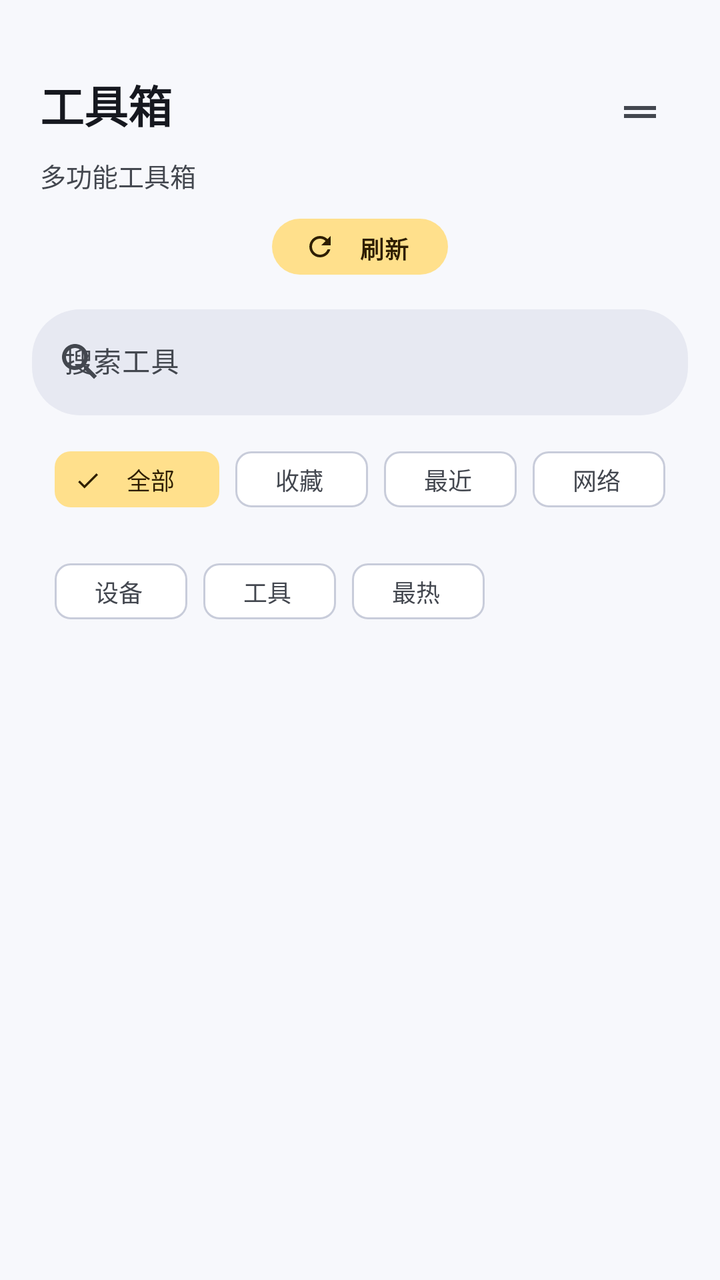
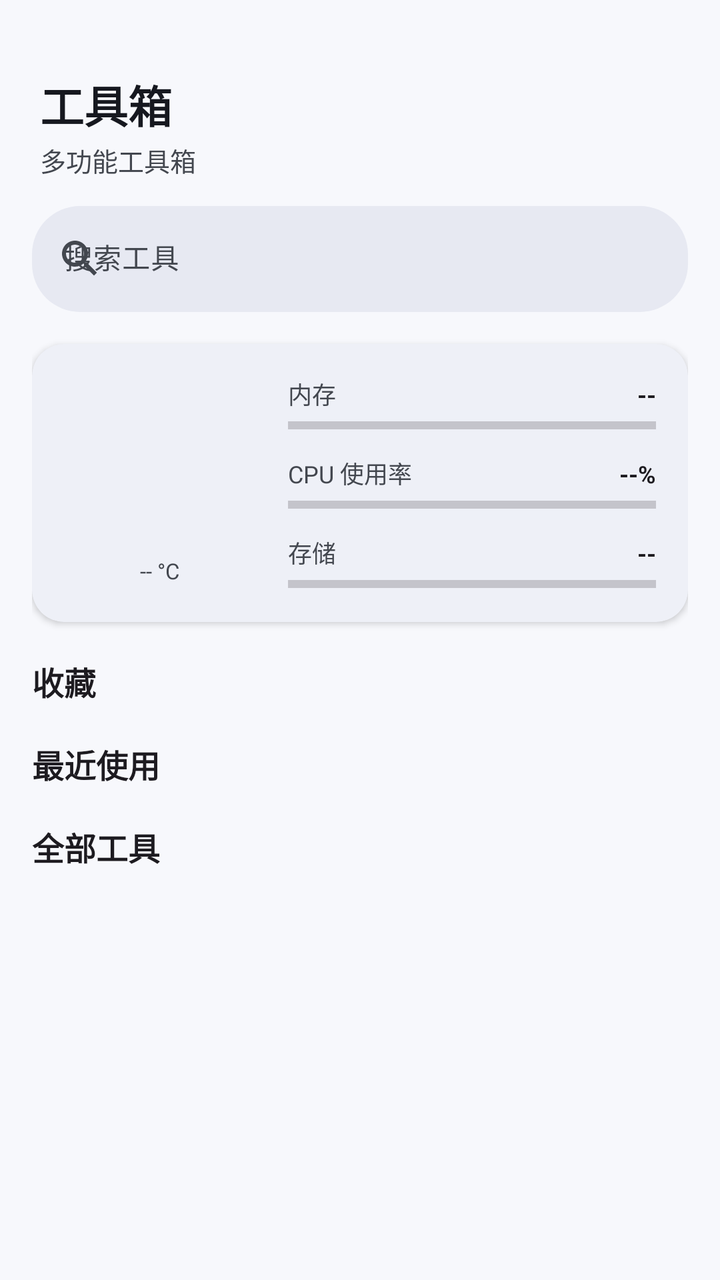

The first picture is an Android layout as it rendered before a commit; the second is the same layout after the commit. The layout source and the unified diff follow.
<!-- AndroidManifest.xml: application theme Theme.GameMatrixApp -->
<!-- res/layout/fragment_tools.xml -->
<?xml version="1.0" encoding="utf-8"?>

<LinearLayout xmlns:android="http://schemas.android.com/apk/res/android"
    xmlns:app="http://schemas.android.com/apk/res-auto"
    android:layout_width="match_parent"
    android:layout_height="match_parent"
    android:background="?android:attr/colorBackground"
    android:orientation="vertical"
    android:paddingTop="@dimen/gm_spacing_6">

    
    <androidx.constraintlayout.widget.ConstraintLayout
        android:layout_width="match_parent"
        android:layout_height="wrap_content"
        android:layout_marginStart="@dimen/gm_spacing_5"
        android:layout_marginEnd="@dimen/gm_spacing_5"
        android:layout_marginTop="@dimen/gm_spacing_3">

        <TextView
            android:id="@+id/tv_tools_title"
            android:layout_width="wrap_content"
            android:layout_height="wrap_content"
            android:text="@string/tools_title"
            android:textAppearance="@style/TextAppearance.GameMatrix.Title"
            android:textSize="22sp"
            app:layout_constraintStart_toStartOf="parent"
            app:layout_constraintTop_toTopOf="parent" />

        <ImageButton
            android:id="@+id/btn_tools_layout"
            android:layout_width="40dp"
            android:layout_height="40dp"
            android:background="?attr/selectableItemBackgroundBorderless"
            android:contentDescription="布局"
            android:padding="@dimen/gm_spacing_2"
            android:src="@drawable/ic_drag_handle"
            app:tint="?attr/colorOnSurfaceVariant"
            app:layout_constraintEnd_toEndOf="parent"
            app:layout_constraintTop_toTopOf="parent" />

    </androidx.constraintlayout.widget.ConstraintLayout>

    <TextView
        android:id="@+id/tv_tools_subtitle"
        android:layout_width="wrap_content"
        android:layout_height="wrap_content"
        android:layout_marginStart="@dimen/gm_spacing_5"
        android:layout_marginTop="2dp"
        android:text="多功能工具箱"
        android:textAppearance="@style/TextAppearance.GameMatrix.Subtitle"
        android:textSize="13sp" />

    
    <com.google.android.material.button.MaterialButton
        android:id="@+id/btn_refresh"
        style="@style/Widget.GameMatrix.Button.Tonal"
        android:layout_width="wrap_content"
        android:layout_height="36dp"
        android:layout_gravity="center_horizontal"
        android:layout_marginTop="@dimen/gm_spacing_2"
        android:text="@string/refresh"
        android:textSize="12sp"
        app:icon="@drawable/ic_refresh"
        app:iconSize="16dp" />

    
    <com.google.android.material.textfield.TextInputLayout
        android:id="@+id/tool_search_layout"
        style="@style/Widget.GameMatrix.Search"
        android:layout_width="match_parent"
        android:layout_height="wrap_content"
        android:layout_marginStart="@dimen/gm_spacing_4"
        android:layout_marginTop="@dimen/gm_spacing_2"
        android:layout_marginEnd="@dimen/gm_spacing_4"
        android:hint="搜索工具"
        app:startIconDrawable="@drawable/ic_search">

        <com.google.android.material.textfield.TextInputEditText
            android:id="@+id/et_tool_search"
            android:layout_width="match_parent"
            android:layout_height="wrap_content"
            android:inputType="text"
            android:maxLines="1"
            android:singleLine="true"
            android:textSize="14sp" />

    </com.google.android.material.textfield.TextInputLayout>

    
    <com.google.android.material.chip.ChipGroup
        android:id="@+id/tool_filter_chips"
        android:layout_width="wrap_content"
        android:layout_height="wrap_content"
        android:layout_gravity="center_horizontal"
        android:layout_marginTop="@dimen/gm_spacing_2"
        android:paddingStart="@dimen/gm_spacing_4"
        android:paddingEnd="@dimen/gm_spacing_4"
        app:singleSelection="true"
        app:checkedChip="@id/chip_filter_all">

        <com.google.android.material.chip.Chip
            android:id="@+id/chip_filter_all"
            style="@style/Widget.GameMatrix.Chip"
            android:layout_width="wrap_content"
            android:layout_height="wrap_content"
            android:text="全部"
            android:checked="true" />

        <com.google.android.material.chip.Chip
            android:id="@+id/chip_filter_favorites"
            style="@style/Widget.GameMatrix.Chip"
            android:layout_width="wrap_content"
            android:layout_height="wrap_content"
            android:text="收藏" />

        <com.google.android.material.chip.Chip
            android:id="@+id/chip_filter_recent"
            style="@style/Widget.GameMatrix.Chip"
            android:layout_width="wrap_content"
            android:layout_height="wrap_content"
            android:text="最近" />

        
        <com.google.android.material.chip.Chip
            android:id="@+id/chip_filter_network"
            style="@style/Widget.GameMatrix.Chip"
            android:layout_width="wrap_content"
            android:layout_height="wrap_content"
            android:text="网络" />

        <com.google.android.material.chip.Chip
            android:id="@+id/chip_filter_device"
            style="@style/Widget.GameMatrix.Chip"
            android:layout_width="wrap_content"
            android:layout_height="wrap_content"
            android:text="设备" />

        <com.google.android.material.chip.Chip
            android:id="@+id/chip_filter_tool"
            style="@style/Widget.GameMatrix.Chip"
            android:layout_width="wrap_content"
            android:layout_height="wrap_content"
            android:text="工具" />

        <com.google.android.material.chip.Chip
            android:id="@+id/chip_filter_hot"
            style="@style/Widget.GameMatrix.Chip"
            android:layout_width="wrap_content"
            android:layout_height="wrap_content"
            android:text="最热" />

    </com.google.android.material.chip.ChipGroup>

    <androidx.recyclerview.widget.RecyclerView
        android:id="@+id/rv_tools"
        android:layout_width="match_parent"
        android:layout_height="match_parent"
        android:clipToPadding="false"
        android:padding="@dimen/gm_spacing_3"
        app:layoutManager="androidx.recyclerview.widget.GridLayoutManager"
        app:spanCount="2" />

</LinearLayout>
<!-- resources referenced by this layout -->
<resources>
  <dimen name="gm_spacing_2">8dp</dimen>
  <dimen name="gm_spacing_3">12dp</dimen>
  <dimen name="gm_spacing_4">16dp</dimen>
  <dimen name="gm_spacing_5">20dp</dimen>
  <dimen name="gm_spacing_6">24dp</dimen>
  <!-- drawable ic_drag_handle (drawable) -->
  <?xml version="1.0" encoding="utf-8"?>
  <vector xmlns:android="http://schemas.android.com/apk/res/android"
      android:width="24dp"
      android:height="24dp"
      android:viewportWidth="24"
      android:viewportHeight="24">
      
      <path
          android:fillColor="#5F6368"
          android:pathData="M20,9H4v2h16V9zM20,13H4v2h16V13z" />
  </vector>
  <!-- drawable ic_refresh (drawable) -->
  <?xml version="1.0" encoding="utf-8"?>
  <vector xmlns:android="http://schemas.android.com/apk/res/android"
      android:width="24dp"
      android:height="24dp"
      android:viewportWidth="24"
      android:viewportHeight="24">
      
      <path
          android:fillColor="?attr/colorControlNormal"
          android:pathData="M17.65,6.35C16.2,4.9 14.21,4 12,4
                         c-4.42,0 -7.99,3.58 -7.99,8s3.57,8 7.99,8
                         c3.73,0 6.84,-2.55 7.73,-6h-2.08
                         c-0.82,2.33 -3.04,4 -5.65,4c-3.31,0 -6,-2.69 -6,-6
                         s2.69,-6 6,-6c1.66,0 3.14,0.69 4.22,1.78L13,11h7V4L17.65,6.35z" />
  </vector>
  <string name="refresh">刷新</string>
  <string name="tools_title">工具箱</string>
  <style name="Widget.GameMatrix.Button.Tonal" parent="Widget.Material3.Button.TonalButton">
          <item name="android:minHeight">36dp</item>
          <item name="minHeight">36dp</item>
          <item name="android:paddingTop">6dp</item>
          <item name="android:paddingBottom">6dp</item>
          <item name="android:paddingStart">16dp</item>
          <item name="android:paddingEnd">16dp</item>
          <item name="android:textAllCaps">false</item>
          <item name="cornerRadius">18dp</item>
          <item name="android:letterSpacing">0.01</item>
      </style>
  <style name="Widget.GameMatrix.Chip" parent="Widget.Material3.Chip.Filter">
          <item name="chipCornerRadius">@dimen/gm_radius_sm</item>
          <item name="chipMinHeight">28dp</item>
          <item name="textStartPadding">12dp</item>
          <item name="textEndPadding">12dp</item>
          <item name="android:textSize">12sp</item>
      </style>
  <dimen name="gm_radius_sm">8dp</dimen>
  <dimen name="gm_radius_xl">24dp</dimen>
  <color name="md_theme_primary">#3D5AFE</color>
  <color name="md_theme_on_primary">#FFFFFF</color>
  <color name="md_theme_primary_container">#DEE3FF</color>
  <color name="md_theme_secondary">#FFB300</color>
  <color name="md_theme_on_secondary">#1A1200</color>
  <color name="md_theme_tertiary">#00897B</color>
  <color name="md_theme_on_tertiary">#FFFFFF</color>
  <color name="md_theme_tertiary_container">#97D6CB</color>
  <color name="md_theme_surface">#FFFFFF</color>
  <color name="md_theme_on_surface">#16181F</color>
  <color name="md_theme_surface_variant">#E7E9F2</color>
  <color name="md_theme_on_surface_variant">#43474F</color>
  <color name="md_theme_surface_container">#E7E9F2</color>
  <color name="md_theme_background">#F7F8FC</color>
  <color name="md_theme_on_background">#16181F</color>
  <color name="md_theme_outline">#C8CCDA</color>
  <color name="md_theme_error">#D8392F</color>
  <color name="md_theme_on_error">#FFFFFF</color>
  <color name="md_theme_error_container">#F9DEDC</color>
  <color name="md_theme_on_error_container">#410E0B</color>
  <color name="colorSuccess">#1FA463</color>
  <color name="colorOnSuccess">#FFFFFF</color>
  <color name="colorSuccessContainer">#D1F4DE</color>
  <color name="colorOnSuccessContainer">#00210F</color>
  <color name="colorWarning">#E08A00</color>
  <color name="colorOnWarning">#FFFFFF</color>
  <color name="colorWarningContainer">#FFE0B0</color>
  <color name="colorOnWarningContainer">#271900</color>
  <color name="colorInfo">@color/md_theme_primary</color>
  <dimen name="gm_radius_lg">16dp</dimen>
  <dimen name="gm_elevation_1">1dp</dimen>
  <!-- unchanged entries left out for length: 17 -->
</resources>

<!-- the commit's change to res/layout/fragment_tools.xml (unified diff, before → after) -->
@@ -1,163 +1,363 @@
 <?xml version="1.0" encoding="utf-8"?>
-
-<LinearLayout xmlns:android="http://schemas.android.com/apk/res/android"
+<FrameLayout xmlns:android="http://schemas.android.com/apk/res/android"
     xmlns:app="http://schemas.android.com/apk/res-auto"
+    android:id="@+id/fl_tools_root"
     android:layout_width="match_parent"
     android:layout_height="match_parent"
-    android:background="?android:attr/colorBackground"
-    android:orientation="vertical"
-    android:paddingTop="@dimen/gm_spacing_6">
-
-    
-    <androidx.constraintlayout.widget.ConstraintLayout
+    android:background="?android:attr/colorBackground">
+
+    <LinearLayout
+        android:id="@+id/ll_tools_hub"
         android:layout_width="match_parent"
-        android:layout_height="wrap_content"
-        android:layout_marginStart="@dimen/gm_spacing_5"
-        android:layout_marginEnd="@dimen/gm_spacing_5"
-        android:layout_marginTop="@dimen/gm_spacing_3">
+        android:layout_height="match_parent"
+        android:orientation="vertical"
+        android:paddingTop="@dimen/gm_spacing_6">
 
         <TextView
             android:id="@+id/tv_tools_title"
             android:layout_width="wrap_content"
             android:layout_height="wrap_content"
+            android:layout_marginStart="@dimen/gm_spacing_5"
+            android:layout_marginTop="@dimen/gm_spacing_3"
             android:text="@string/tools_title"
             android:textAppearance="@style/TextAppearance.GameMatrix.Title"
-            android:textSize="22sp"
-            app:layout_constraintStart_toStartOf="parent"
-            app:layout_constraintTop_toTopOf="parent" />
-
-        <ImageButton
-            android:id="@+id/btn_tools_layout"
-            android:layout_width="40dp"
-            android:layout_height="40dp"
-            android:background="?attr/selectableItemBackgroundBorderless"
-            android:contentDescription="布局"
-            android:padding="@dimen/gm_spacing_2"
-            android:src="@drawable/ic_drag_handle"
-            app:tint="?attr/colorOnSurfaceVariant"
-            app:layout_constraintEnd_toEndOf="parent"
-            app:layout_constraintTop_toTopOf="parent" />
-
-    </androidx.constraintlayout.widget.ConstraintLayout>
-
-    <TextView
-        android:id="@+id/tv_tools_subtitle"
-        android:layout_width="wrap_content"
-        android:layout_height="wrap_content"
-        android:layout_marginStart="@dimen/gm_spacing_5"
-        android:layout_marginTop="2dp"
-        android:text="多功能工具箱"
-        android:textAppearance="@style/TextAppearance.GameMatrix.Subtitle"
-        android:textSize="13sp" />
-
-    
-    <com.google.android.material.button.MaterialButton
-        android:id="@+id/btn_refresh"
-        style="@style/Widget.GameMatrix.Button.Tonal"
-        android:layout_width="wrap_content"
-        android:layout_height="36dp"
-        android:layout_gravity="center_horizontal"
-        android:layout_marginTop="@dimen/gm_spacing_2"
-        android:text="@string/refresh"
-        android:textSize="12sp"
-        app:icon="@drawable/ic_refresh"
-        app:iconSize="16dp" />
-
-    
-    <com.google.android.material.textfield.TextInputLayout
-        android:id="@+id/tool_search_layout"
-        style="@style/Widget.GameMatrix.Search"
+            android:textSize="22sp" />
+
+        <TextView
+            android:id="@+id/tv_tools_subtitle"
+            android:layout_width="wrap_content"
+            android:layout_height="wrap_content"
+            android:layout_marginStart="@dimen/gm_spacing_5"
+            android:layout_marginTop="2dp"
+            android:text="多功能工具箱"
+            android:textAppearance="@style/TextAppearance.GameMatrix.Subtitle"
+            android:textSize="13sp" />
+
+        <com.google.android.material.textfield.TextInputLayout
+            android:id="@+id/tool_search_layout"
+            style="@style/Widget.GameMatrix.Search"
+            android:layout_width="match_parent"
+            android:layout_height="wrap_content"
+            android:layout_marginStart="@dimen/gm_spacing_4"
+            android:layout_marginTop="@dimen/gm_spacing_2"
+            android:layout_marginEnd="@dimen/gm_spacing_4"
+            android:hint="搜索工具"
+            app:startIconDrawable="@drawable/ic_search">
+
+            <com.google.android.material.textfield.TextInputEditText
+                android:id="@+id/et_tool_search"
+                android:layout_width="match_parent"
+                android:layout_height="wrap_content"
+                android:inputType="text"
+                android:maxLines="1"
+                android:singleLine="true"
+                android:textSize="14sp" />
+
+        </com.google.android.material.textfield.TextInputLayout>
+
+        <ScrollView
+            android:id="@+id/sv_hub_content"
+            android:layout_width="match_parent"
+            android:layout_height="0dp"
+            android:layout_marginTop="@dimen/gm_spacing_2"
+            android:layout_weight="1"
+            android:clipToPadding="false"
+            android:fillViewport="true"
+            android:paddingBottom="24dp">
+
+            <LinearLayout
+                android:layout_width="match_parent"
+                android:layout_height="wrap_content"
+                android:orientation="vertical"
+                android:paddingStart="@dimen/gm_spacing_4"
+                android:paddingEnd="@dimen/gm_spacing_4">
+
+                <include
+                    android:id="@+id/toolbox_dashboard"
+                    layout="@layout/item_toolbox_dashboard" />
+
+                <LinearLayout
+                    android:id="@+id/ll_fav_block"
+                    android:layout_width="match_parent"
+                    android:layout_height="wrap_content"
+                    android:orientation="vertical">
+
+                    <TextView
+                        android:id="@+id/tv_favorites_header"
+                        android:layout_width="wrap_content"
+                        android:layout_height="wrap_content"
+                        android:layout_marginTop="18dp"
+                        android:text="收藏"
+                        android:textColor="?android:attr/textColorPrimary"
+                        android:textSize="16sp"
+                        android:textStyle="bold" />
+                </LinearLayout>
+
+                <LinearLayout
+                    android:id="@+id/ll_recent_block"
+                    android:layout_width="match_parent"
+                    android:layout_height="wrap_content"
+                    android:orientation="vertical">
+
+                    <TextView
+                        android:id="@+id/tv_recent_header"
+                        android:layout_width="wrap_content"
+                        android:layout_height="wrap_content"
+                        android:layout_marginTop="18dp"
+                        android:text="最近使用"
+                        android:textColor="?android:attr/textColorPrimary"
+                        android:textSize="16sp"
+                        android:textStyle="bold" />
+                </LinearLayout>
+
+                <TextView
+                    android:id="@+id/tv_sections_header"
+                    android:layout_width="wrap_content"
+                    android:layout_height="wrap_content"
+                    android:layout_marginTop="18dp"
+                    android:text="全部工具"
+                    android:textColor="?android:attr/textColorPrimary"
+                    android:textSize="16sp"
+                    android:textStyle="bold" />
+
+                <TextView
+                    android:id="@+id/tv_tools_empty"
+                    android:layout_width="match_parent"
+                    android:layout_height="wrap_content"
+                    android:gravity="center"
+                    android:paddingTop="32dp"
+                    android:paddingBottom="32dp"
+                    android:text="未找到匹配的工具"
+                    android:textColor="?attr/colorOnSurfaceVariant"
+                    android:textSize="14sp"
+                    android:visibility="gone" />
+
+                <LinearLayout
+                    android:id="@+id/ll_sections"
+                    android:layout_width="match_parent"
+                    android:layout_height="wrap_content"
+                    android:orientation="vertical" />
+
+            </LinearLayout>
+        </ScrollView>
+
+    </LinearLayout>
+
+    <LinearLayout
+        android:id="@+id/fl_tool_workspace"
+        android:layout_width="match_parent"
+        android:layout_height="match_parent"
+        android:background="?android:attr/colorBackground"
+        android:orientation="vertical"
+        android:visibility="gone">
+
+        <LinearLayout
+            android:layout_width="match_parent"
+            android:layout_height="52dp"
+            android:gravity="center_vertical"
+            android:orientation="horizontal"
+            android:paddingStart="8dp"
+            android:paddingEnd="8dp">
+
+            <ImageButton
+                android:id="@+id/ib_ws_back"
+                android:layout_width="40dp"
+                android:layout_height="40dp"
+                android:background="?attr/selectableItemBackgroundBorderless"
+                android:contentDescription="返回"
+                android:src="@drawable/ic_back"
+                app:tint="?attr/colorOnSurfaceVariant" />
+
+            <TextView
+                android:id="@+id/tv_ws_title"
+                android:layout_width="0dp"
+                android:layout_height="wrap_content"
+                android:layout_marginStart="8dp"
+                android:layout_weight="1"
+                android:ellipsize="end"
+                android:maxLines="1"
+                android:textColor="?android:attr/textColorPrimary"
+                android:textSize="18sp"
+                android:textStyle="bold" />
+
+            <ImageButton
+                android:id="@+id/ib_ws_fav"
+                android:layout_width="40dp"
+                android:layout_height="40dp"
+                android:background="?attr/selectableItemBackgroundBorderless"
+                android:contentDescription="收藏工具"
+                android:src="@drawable/ic_star_border" />
+
+        </LinearLayout>
+
+        <ScrollView
+            android:layout_width="match_parent"
+            android:layout_height="0dp"
+            android:layout_weight="1"
+            android:clipToPadding="false"
+            android:fillViewport="true">
+
+            <FrameLayout
+                android:id="@+id/fl_ws_content"
+                android:layout_width="match_parent"
+                android:layout_height="wrap_content"
+                android:paddingBottom="24dp" />
+
+        </ScrollView>
+
+    </LinearLayout>
+
+</FrameLayout>
+<!-- res/layout/item_toolbox_dashboard.xml (included above) -->
+<?xml version="1.0" encoding="utf-8"?>
+<com.google.android.material.card.MaterialCardView xmlns:android="http://schemas.android.com/apk/res/android"
+    xmlns:app="http://schemas.android.com/apk/res-auto"
+    android:id="@+id/dash_card"
+    android:layout_width="match_parent"
+    android:layout_height="wrap_content"
+    android:layout_marginTop="@dimen/gm_spacing_2"
+    app:cardCornerRadius="16dp"
+    app:cardElevation="2dp">
+
+    <LinearLayout
         android:layout_width="match_parent"
         android:layout_height="wrap_content"
-        android:layout_marginStart="@dimen/gm_spacing_4"
-        android:layout_marginTop="@dimen/gm_spacing_2"
-        android:layout_marginEnd="@dimen/gm_spacing_4"
-        android:hint="搜索工具"
-        app:startIconDrawable="@drawable/ic_search">
-
-        <com.google.android.material.textfield.TextInputEditText
-            android:id="@+id/et_tool_search"
-            android:layout_width="match_parent"
-            android:layout_height="wrap_content"
-            android:inputType="text"
-            android:maxLines="1"
-            android:singleLine="true"
-            android:textSize="14sp" />
-
-    </com.google.android.material.textfield.TextInputLayout>
-
-    
-    <com.google.android.material.chip.ChipGroup
-        android:id="@+id/tool_filter_chips"
-        android:layout_width="wrap_content"
-        android:layout_height="wrap_content"
-        android:layout_gravity="center_horizontal"
-        android:layout_marginTop="@dimen/gm_spacing_2"
-        android:paddingStart="@dimen/gm_spacing_4"
-        android:paddingEnd="@dimen/gm_spacing_4"
-        app:singleSelection="true"
-        app:checkedChip="@id/chip_filter_all">
-
-        <com.google.android.material.chip.Chip
-            android:id="@+id/chip_filter_all"
-            style="@style/Widget.GameMatrix.Chip"
-            android:layout_width="wrap_content"
-            android:layout_height="wrap_content"
-            android:text="全部"
-            android:checked="true" />
-
-        <com.google.android.material.chip.Chip
-            android:id="@+id/chip_filter_favorites"
-            style="@style/Widget.GameMatrix.Chip"
-            android:layout_width="wrap_content"
-            android:layout_height="wrap_content"
-            android:text="收藏" />
-
-        <com.google.android.material.chip.Chip
-            android:id="@+id/chip_filter_recent"
-            style="@style/Widget.GameMatrix.Chip"
-            android:layout_width="wrap_content"
-            android:layout_height="wrap_content"
-            android:text="最近" />
-
-        
-        <com.google.android.material.chip.Chip
-            android:id="@+id/chip_filter_network"
-            style="@style/Widget.GameMatrix.Chip"
-            android:layout_width="wrap_content"
-            android:layout_height="wrap_content"
-            android:text="网络" />
-
-        <com.google.android.material.chip.Chip
-            android:id="@+id/chip_filter_device"
-            style="@style/Widget.GameMatrix.Chip"
-            android:layout_width="wrap_content"
-            android:layout_height="wrap_content"
-            android:text="设备" />
-
-        <com.google.android.material.chip.Chip
-            android:id="@+id/chip_filter_tool"
-            style="@style/Widget.GameMatrix.Chip"
-            android:layout_width="wrap_content"
-            android:layout_height="wrap_content"
-            android:text="工具" />
-
-        <com.google.android.material.chip.Chip
-            android:id="@+id/chip_filter_hot"
-            style="@style/Widget.GameMatrix.Chip"
-            android:layout_width="wrap_content"
-            android:layout_height="wrap_content"
-            android:text="最热" />
-
-    </com.google.android.material.chip.ChipGroup>
-
-    <androidx.recyclerview.widget.RecyclerView
-        android:id="@+id/rv_tools"
-        android:layout_width="match_parent"
-        android:layout_height="match_parent"
-        android:clipToPadding="false"
-        android:padding="@dimen/gm_spacing_3"
-        app:layoutManager="androidx.recyclerview.widget.GridLayoutManager"
-        app:spanCount="2" />
-
-</LinearLayout>
+        android:gravity="center_vertical"
+        android:orientation="horizontal"
+        android:padding="16dp">
+
+        <LinearLayout
+            android:layout_width="96dp"
+            android:layout_height="wrap_content"
+            android:gravity="center_horizontal"
+            android:orientation="vertical">
+
+            <FrameLayout
+                android:id="@+id/fl_dash_ring_container"
+                android:layout_width="84dp"
+                android:layout_height="84dp" />
+
+            <TextView
+                android:id="@+id/tv_dash_battery_temp"
+                android:layout_width="wrap_content"
+                android:layout_height="wrap_content"
+                android:layout_marginTop="4dp"
+                android:text="-- °C"
+                android:textColor="?attr/colorOnSurfaceVariant"
+                android:textSize="11sp" />
+
+        </LinearLayout>
+
+        <LinearLayout
+            android:layout_width="0dp"
+            android:layout_height="wrap_content"
+            android:layout_marginStart="16dp"
+            android:layout_weight="1"
+            android:orientation="vertical">
+
+            <LinearLayout
+                android:layout_width="match_parent"
+                android:layout_height="wrap_content"
+                android:orientation="horizontal">
+
+                <TextView
+                    android:layout_width="0dp"
+                    android:layout_height="wrap_content"
+                    android:layout_weight="1"
+                    android:text="内存"
+                    android:textColor="?attr/colorOnSurfaceVariant"
+                    android:textSize="12sp" />
+
+                <TextView
+                    android:id="@+id/tv_dash_ram_value"
+                    android:layout_width="wrap_content"
+                    android:layout_height="wrap_content"
+                    android:text="--"
+                    android:textColor="?android:attr/textColorPrimary"
+                    android:textSize="12sp"
+                    android:textStyle="bold" />
+            </LinearLayout>
+
+            <ProgressBar
+                android:id="@+id/pb_dash_ram"
+                style="?android:attr/progressBarStyleHorizontal"
+                android:layout_width="match_parent"
+                android:layout_height="6dp"
+                android:layout_marginTop="4dp"
+                android:max="100"
+                android:progressTint="?attr/colorPrimary"
+                android:progressTintMode="src_in" />
+
+            <LinearLayout
+                android:layout_width="match_parent"
+                android:layout_height="wrap_content"
+                android:layout_marginTop="12dp"
+                android:orientation="horizontal">
+
+                <TextView
+                    android:layout_width="0dp"
+                    android:layout_height="wrap_content"
+                    android:layout_weight="1"
+                    android:text="CPU 使用率"
+                    android:textColor="?attr/colorOnSurfaceVariant"
+                    android:textSize="12sp" />
+
+                <TextView
+                    android:id="@+id/tv_dash_cpu_value"
+                    android:layout_width="wrap_content"
+                    android:layout_height="wrap_content"
+                    android:text="--%"
+                    android:textColor="?android:attr/textColorPrimary"
+                    android:textSize="12sp"
+                    android:textStyle="bold" />
+            </LinearLayout>
+
+            <ProgressBar
+                android:id="@+id/pb_dash_cpu"
+                style="?android:attr/progressBarStyleHorizontal"
+                android:layout_width="match_parent"
+                android:layout_height="6dp"
+                android:layout_marginTop="4dp"
+                android:max="100"
+                android:progressTint="?attr/colorPrimary"
+                android:progressTintMode="src_in" />
+
+            <LinearLayout
+                android:layout_width="match_parent"
+                android:layout_height="wrap_content"
+                android:layout_marginTop="12dp"
+                android:orientation="horizontal">
+
+                <TextView
+                    android:layout_width="0dp"
+                    android:layout_height="wrap_content"
+                    android:layout_weight="1"
+                    android:text="存储"
+                    android:textColor="?attr/colorOnSurfaceVariant"
+                    android:textSize="12sp" />
+
+                <TextView
+                    android:id="@+id/tv_dash_storage_value"
+                    android:layout_width="wrap_content"
+                    android:layout_height="wrap_content"
+                    android:text="--"
+                    android:textColor="?android:attr/textColorPrimary"
+                    android:textSize="12sp"
+                    android:textStyle="bold" />
+            </LinearLayout>
+
+            <ProgressBar
+                android:id="@+id/pb_dash_storage"
+                style="?android:attr/progressBarStyleHorizontal"
+                android:layout_width="match_parent"
+                android:layout_height="6dp"
+                android:layout_marginTop="4dp"
+                android:max="100"
+                android:progressTint="?attr/colorPrimary"
+                android:progressTintMode="src_in" />
+
+        </LinearLayout>
+
+    </LinearLayout>
+
+</com.google.android.material.card.MaterialCardView>
<!-- resource entries referenced after the edit -->
@@ -5,7 +5,19 @@
   <dimen name="gm_spacing_4">16dp</dimen>
   <dimen name="gm_spacing_5">20dp</dimen>
   <dimen name="gm_spacing_6">24dp</dimen>
-  <!-- drawable ic_drag_handle (drawable) -->
+  <!-- drawable ic_back (drawable) -->
+  <?xml version="1.0" encoding="utf-8"?>
+  <vector xmlns:android="http://schemas.android.com/apk/res/android"
+      android:width="24dp"
+      android:height="24dp"
+      android:viewportWidth="24"
+      android:viewportHeight="24">
+      
+      <path
+          android:fillColor="?attr/colorControlNormal"
+          android:pathData="M20,11H7.83l5.59,-5.59L12,4l-8,8l8,8l1.41,-1.41L7.83,13H20V11z" />
+  </vector>
+  <!-- drawable ic_star_border (drawable) -->
   <?xml version="1.0" encoding="utf-8"?>
   <vector xmlns:android="http://schemas.android.com/apk/res/android"
       android:width="24dp"
@@ -15,45 +27,12 @@
       
       <path
           android:fillColor="#5F6368"
-          android:pathData="M20,9H4v2h16V9zM20,13H4v2h16V13z" />
+          android:pathData="M22,9.24l-7.19,-0.62L12,2L9.19,8.63L2,9.24l5.46,4.73L5.82,21
+                         L12,17.27L18.18,21l-1.63,-7.03L22,9.24zM12,15.4l-3.76,2.27
+                         l1,-4.28l-3.32,-2.88l4.38,-0.38L12,6.1l1.71,4.04l4.38,0.38
+                         l-3.32,2.88l1,4.28L12,15.4z" />
   </vector>
-  <!-- drawable ic_refresh (drawable) -->
-  <?xml version="1.0" encoding="utf-8"?>
-  <vector xmlns:android="http://schemas.android.com/apk/res/android"
-      android:width="24dp"
-      android:height="24dp"
-      android:viewportWidth="24"
-      android:viewportHeight="24">
-      
-      <path
-          android:fillColor="?attr/colorControlNormal"
-          android:pathData="M17.65,6.35C16.2,4.9 14.21,4 12,4
-                         c-4.42,0 -7.99,3.58 -7.99,8s3.57,8 7.99,8
-                         c3.73,0 6.84,-2.55 7.73,-6h-2.08
-                         c-0.82,2.33 -3.04,4 -5.65,4c-3.31,0 -6,-2.69 -6,-6
-                         s2.69,-6 6,-6c1.66,0 3.14,0.69 4.22,1.78L13,11h7V4L17.65,6.35z" />
-  </vector>
-  <string name="refresh">刷新</string>
   <string name="tools_title">工具箱</string>
-  <style name="Widget.GameMatrix.Button.Tonal" parent="Widget.Material3.Button.TonalButton">
-          <item name="android:minHeight">36dp</item>
-          <item name="minHeight">36dp</item>
-          <item name="android:paddingTop">6dp</item>
-          <item name="android:paddingBottom">6dp</item>
-          <item name="android:paddingStart">16dp</item>
-          <item name="android:paddingEnd">16dp</item>
-          <item name="android:textAllCaps">false</item>
-          <item name="cornerRadius">18dp</item>
-          <item name="android:letterSpacing">0.01</item>
-      </style>
-  <style name="Widget.GameMatrix.Chip" parent="Widget.Material3.Chip.Filter">
-          <item name="chipCornerRadius">@dimen/gm_radius_sm</item>
-          <item name="chipMinHeight">28dp</item>
-          <item name="textStartPadding">12dp</item>
-          <item name="textEndPadding">12dp</item>
-          <item name="android:textSize">12sp</item>
-      </style>
-  <dimen name="gm_radius_sm">8dp</dimen>
   <dimen name="gm_radius_xl">24dp</dimen>
   <color name="md_theme_primary">#3D5AFE</color>
   <color name="md_theme_on_primary">#FFFFFF</color>
